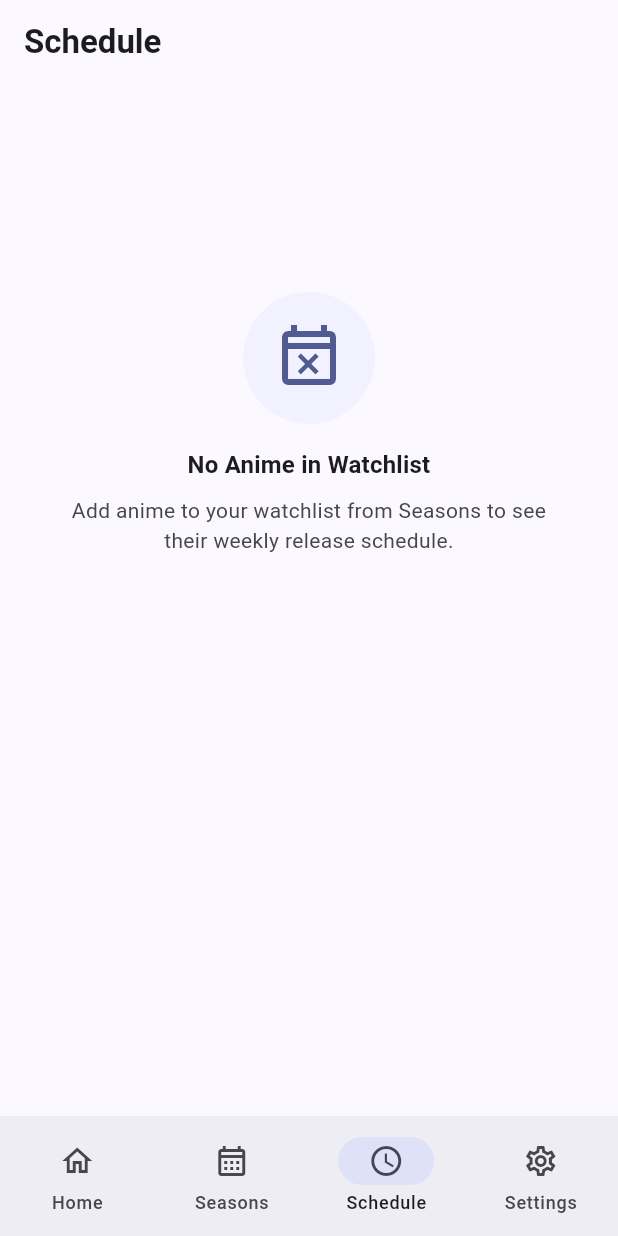
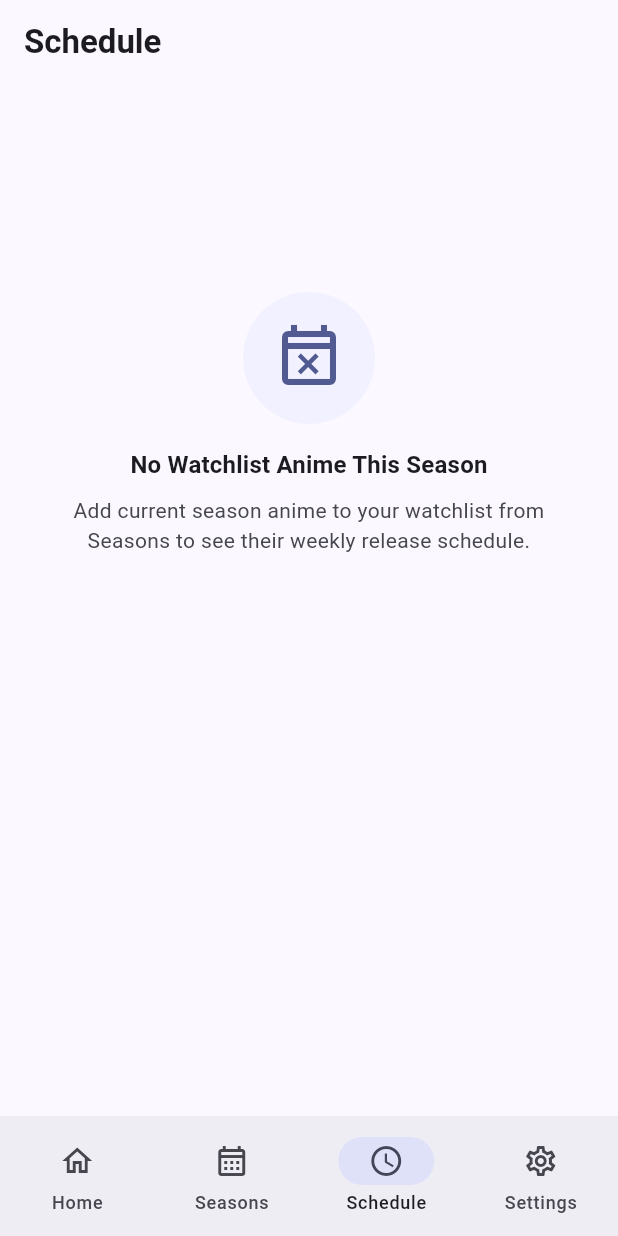
Before and after one commit to faishalkc/Wakanime, a Flutter app: the screen it shows after launch, item 3 of the bottom bar chosen, on a phone screen of 412 x 824 dp. Run offline on Flutter 3.47's test engine with Material 3 defaults, Android fonts, the phone set to English and light mode, and no system bars; our stand-ins replace image_picker, sqflite; accounts and stored records are empty.

Commit message:
feat: add database access objects, models, and schedule screens for anime tracking

```diff
--- a/lib/models/anime.dart
+++ b/lib/models/anime.dart
@@ -43,6 +43,18 @@ class Anime {
     'Saturday',
     'Sunday',
   ];
+
+  static String seasonFromMonth(int month) {
+    if (month >= 1 && month <= 3) return 'winter';
+    if (month >= 4 && month <= 6) return 'spring';
+    if (month >= 7 && month <= 9) return 'summer';
+    return 'fall';
+  }
+
+  static ({String season, int year}) currentSeasonYear([DateTime? date]) {
+    final target = date ?? DateTime.now();
+    return (season: seasonFromMonth(target.month), year: target.year);
+  }
 
   String get seasonNameCapitalized {
     if (season.isEmpty) return '';
--- a/lib/screens/schedule/schedule_screen.dart
+++ b/lib/screens/schedule/schedule_screen.dart
@@ -38,10 +38,25 @@ int parseReleaseTimeMinutes(String? time) {
 
 /// Groups watchlist anime by release day (Monday -> Sunday) and sorts each day
 /// chronologically by release time, using title as a deterministic tie-breaker.
-List<DaySchedule> buildWeeklySchedule(List<WatchlistItem> watchlistItems) {
+/// When [season] and [seasonYear] are provided, only items matching that season
+/// and year are included.
+List<DaySchedule> buildWeeklySchedule(
+  List<WatchlistItem> watchlistItems, {
+  String? season,
+  int? seasonYear,
+}) {
   final grouped = <String, List<WatchlistItem>>{};
+  final targetSeason = season?.trim().toLowerCase();
 
   for (final item in watchlistItems) {
+    if (targetSeason != null &&
+        item.anime.season.toLowerCase() != targetSeason) {
+      continue;
+    }
+    if (seasonYear != null && item.anime.seasonYear != seasonYear) {
+      continue;
+    }
+
     final rawDay = item.anime.releaseDay?.trim();
     if (rawDay == null || rawDay.isEmpty) continue;
 
@@ -110,8 +125,16 @@ class _ScheduleScreenState extends State<ScheduleScreen> {
       _isLoading = true;
     });
 
-    final watchlistItems = await _animeDao.getWatchlistItems();
-    final schedules = buildWeeklySchedule(watchlistItems);
+    final current = Anime.currentSeasonYear();
+    final watchlistItems = await _animeDao.getWatchlistItems(
+      season: current.season,
+      seasonYear: current.year,
+    );
+    final schedules = buildWeeklySchedule(
+      watchlistItems,
+      season: current.season,
+      seasonYear: current.year,
+    );
 
     if (mounted) {
       setState(() {
@@ -157,13 +180,13 @@ class _ScheduleScreenState extends State<ScheduleScreen> {
                                 icon: Icons.schedule_outlined,
                                 title: 'No Scheduled Anime',
                                 message:
-                                    'None of your watchlist anime have a release day set yet.',
+                                    'None of your current season watchlist anime have a release day set yet.',
                               )
                             : const EmptyState(
                                 icon: Icons.event_busy_outlined,
-                                title: 'No Anime in Watchlist',
+                                title: 'No Watchlist Anime This Season',
                                 message:
-                                    'Add anime to your watchlist from Seasons to see their weekly release schedule.',
+                                    'Add current season anime to your watchlist from Seasons to see their weekly release schedule.',
                               ),
                       ),
                     ],
--- a/lib/screens/seasons/seasons_screen.dart
+++ b/lib/screens/seasons/seasons_screen.dart
@@ -41,9 +41,9 @@ class _SeasonsScreenState extends State<SeasonsScreen> {
   @override
   void initState() {
     super.initState();
-    final now = DateTime.now();
-    _currentYear = now.year;
-    _currentSeason = _getSeasonFromMonth(now.month);
+    final current = Anime.currentSeasonYear();
+    _currentYear = current.year;
+    _currentSeason = current.season;
     _loadData();
   }
 
@@ -59,13 +59,6 @@ class _SeasonsScreenState extends State<SeasonsScreen> {
     if (widget.refreshTick != oldWidget.refreshTick) {
       _loadData();
     }
-  }
-
-  String _getSeasonFromMonth(int month) {
-    if (month >= 1 && month <= 3) return 'winter';
-    if (month >= 4 && month <= 6) return 'spring';
-    if (month >= 7 && month <= 9) return 'summer';
-    return 'fall';
   }
 
   Future<void> _loadData() async {
```
Also changed, not shown: lib/database/anime_dao.dart (+22 -5 lines), lib/services/tenrai_provider.dart (+14 -2 lines), 2 other files.
